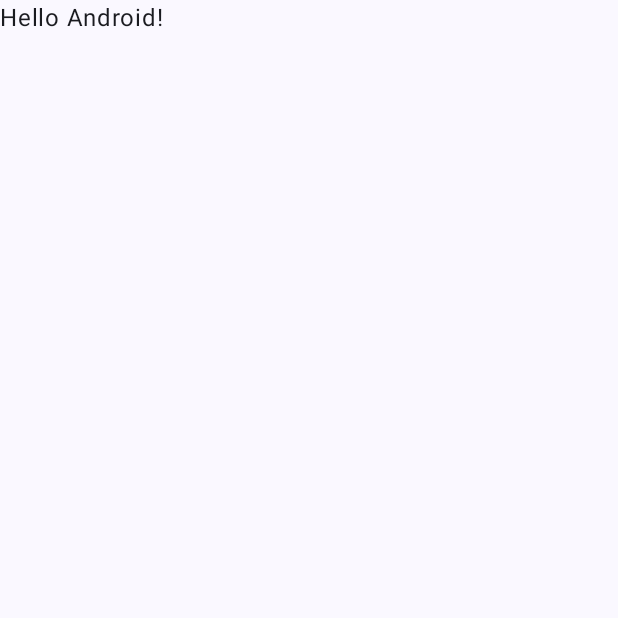
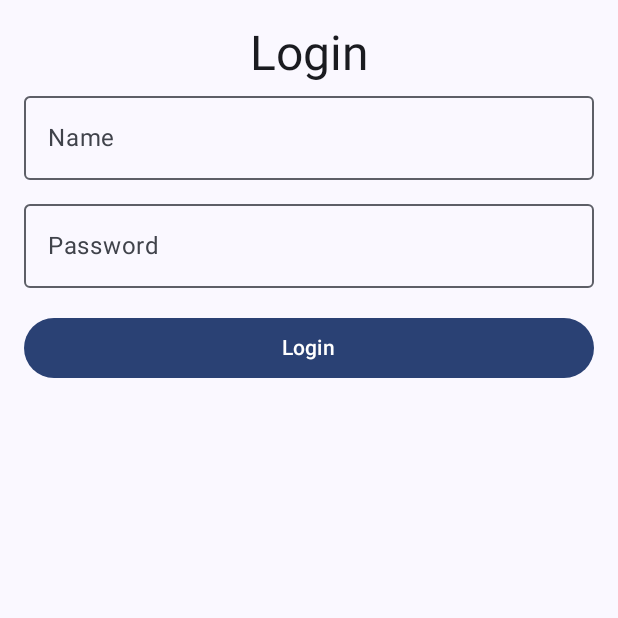
Before and after one commit to dulari-hasini-gammampila/QuickRead, an Android app built with Jetpack Compose: the screen it shows after launch (MainActivity), on a phone screen of 412 x 824 dp, the top half of it. Before the commit the part shown is almost empty. Run offline under Robolectric (Android 15) with nearby library versions, the phone set to English and light mode, and no system bars.

Commit message:
Set up MainActivity to display the app using QuickReadTheme and initialize navigation.

```diff
--- a/app/src/main/java/com/example/quickread/MainActivity.kt
+++ b/app/src/main/java/com/example/quickread/MainActivity.kt
@@ -3,45 +3,34 @@ package com.example.quickread
 import android.os.Bundle
 import androidx.activity.ComponentActivity
 import androidx.activity.compose.setContent
-import androidx.activity.enableEdgeToEdge
-import androidx.compose.foundation.layout.fillMaxSize
-import androidx.compose.foundation.layout.padding
-import androidx.compose.material3.Scaffold
-import androidx.compose.material3.Text
+import androidx.compose.material3.ExperimentalMaterial3Api
+import androidx.compose.material3.MaterialTheme
+import androidx.compose.material3.Surface
+import com.example.quickread.navigation.QuickReadApp
+import com.example.quickread.ui.theme.QuickReadTheme
+import androidx.compose.ui.tooling.preview.Preview
 import androidx.compose.runtime.Composable
-import androidx.compose.ui.Modifier
-import androidx.compose.ui.tooling.preview.Preview
-import com.example.quickread.ui.theme.QuickReadTheme
 
 class MainActivity : ComponentActivity() {
     override fun onCreate(savedInstanceState: Bundle?) {
         super.onCreate(savedInstanceState)
-        enableEdgeToEdge()
         setContent {
             QuickReadTheme {
-                Scaffold(modifier = Modifier.fillMaxSize()) { innerPadding ->
-                    Greeting(
-                        name = "Android",
-                        modifier = Modifier.padding(innerPadding)
-                    )
+                Surface(color = MaterialTheme.colorScheme.background) {
+                    QuickReadApp()
                 }
             }
         }
     }
 }
 
-@Composable
-fun Greeting(name: String, modifier: Modifier = Modifier) {
-    Text(
-        text = "Hello $name!",
-        modifier = modifier
-    )
-}
-
+@ExperimentalMaterial3Api
 @Preview(showBackground = true)
 @Composable
-fun GreetingPreview() {
+fun PreviewQuickReadApp() {
     QuickReadTheme {
-        Greeting("Android")
+        Surface(color = MaterialTheme.colorScheme.background) {
+            QuickReadApp() // Preview the main composable
+        }
     }
 }
```
